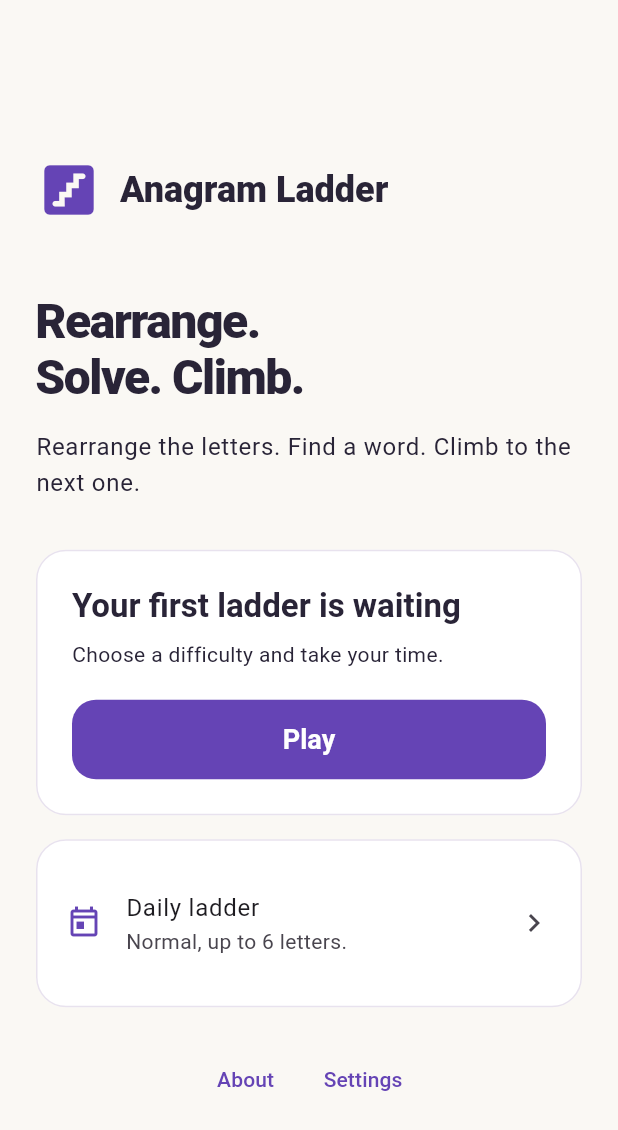
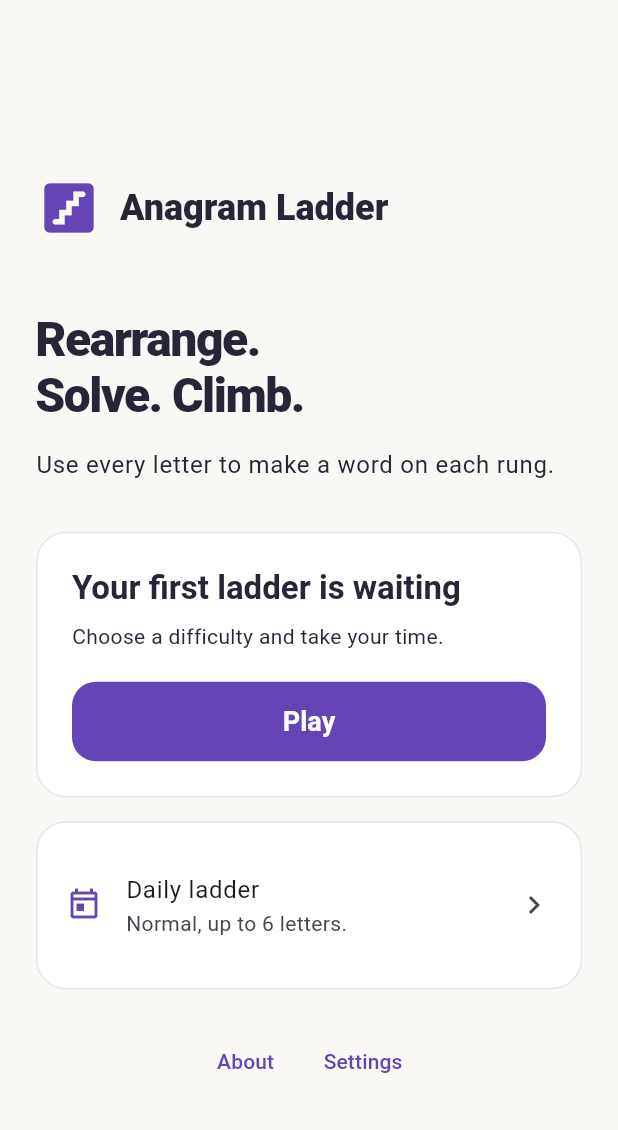
Before and after one commit to mmanela/anagram_ladder, a Flutter app: the screen it shows after launch, on a phone screen of 412 x 824 dp. Shown: the top 1130 px of the screen. Run offline on Flutter 3.47's test engine with Material 3 defaults, Android fonts, the phone set to English and light mode, and no system bars; our stand-ins replace confetti, flutter_markdown_plus, in_app_purchase, package_info_plus, share_plus, shared_preferences; missing offline and left inert: more, trotter; project files that could hold a hidden picture were left out.

Commit message:
Remove repeated rearrange wording from home instructions
Co-authored-by: Copilot App <223556219+Copilot@users.noreply.github.com>
Copilot-Session: ef984605-c6ec-4d40-b911-2556d40cfdf5

```diff
--- a/lib/pages/homePage.dart
+++ b/lib/pages/homePage.dart
@@ -57,7 +57,7 @@ class HomePage extends StatelessWidget {
                   ),
                   const SizedBox(height: 16),
                   Text(
-                    'Rearrange the letters. Find a word. Climb to the next one.',
+                    'Use every letter to make a word on each rung.',
                     style: Theme.of(context).textTheme.bodyLarge,
                   ),
                   const SizedBox(height: 32),
```
Also changed, not shown: 1 other file.
